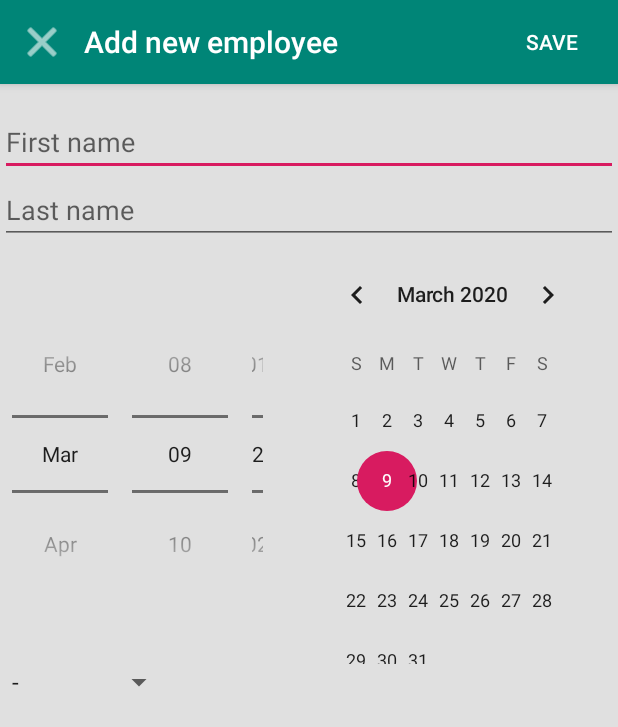
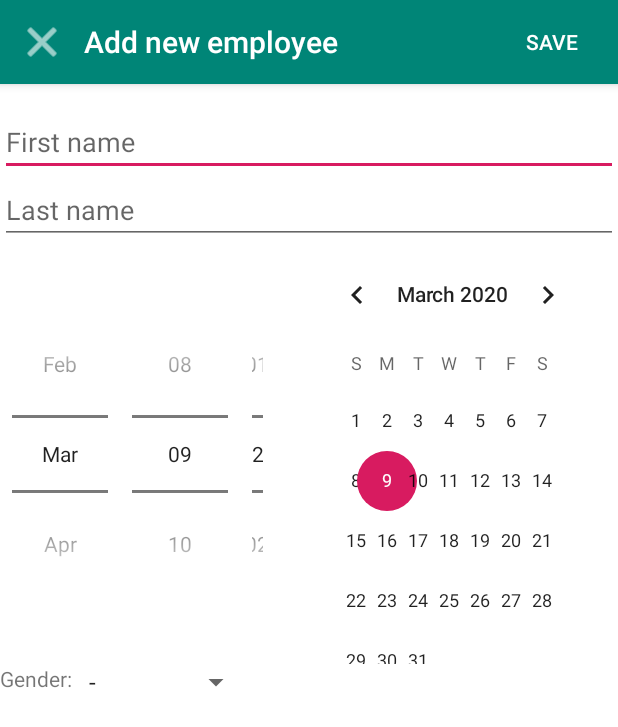
Before and after one commit to DawidLijewski/demo-android-db, an Android app: the layout add_employee_dialog.xml on its own in the app's theme, with its tools: preview values and no code run, on a phone screen of 412 x 824 dp. Shown: the top 727 px of the screen. Run offline under Robolectric (Android 15) with nearby library versions, the phone set to English and light mode, and no system bars.

Commit message:
Fix dialog styling

```diff
--- a/app/build.gradle
+++ b/app/build.gradle
@@ -23,6 +23,9 @@ dependencies {
     //Coroutines
     implementation coroutinesDependencies.values()
 
+    //Databinding
+    implementation androidDatabindingDependencies.values()
+
     // Dagger
     implementation daggerDependencies.values()
     kapt daggerKaptDependencies.values()
--- a/app/src/main/res/layout/add_employee_dialog.xml
+++ b/app/src/main/res/layout/add_employee_dialog.xml
@@ -17,7 +17,8 @@
         android:layout_width="match_parent"
         android:layout_height="match_parent"
         android:orientation="vertical"
-        android:fitsSystemWindows="true">
+        android:fitsSystemWindows="true"
+        android:background="@android:color/white">
 
         <com.google.android.material.appbar.AppBarLayout
             android:layout_width="match_parent"
@@ -73,41 +74,62 @@
             android:layout_width="match_parent"
             android:layout_height="match_parent">
 
-            <LinearLayout
+            <androidx.constraintlayout.widget.ConstraintLayout
                 android:layout_width="match_parent"
                 android:layout_height="wrap_content"
                 android:orientation="vertical">
 
+                <!-- First name -->
                 <EditText
                     android:id="@+id/firstname_edit_text"
                     style="@style/SearchDialogEditTextStyle"
                     android:hint="@string/firstname_hint"
-                    android:text="@={viewModel.firstName}">
+                    android:text="@={viewModel.firstName}"
+                    app:layout_constraintStart_toStartOf="parent"
+                    app:layout_constraintTop_toTopOf="parent">
                     <requestFocus />
                 </EditText>
 
+                <!-- Last name -->
                 <EditText
                     android:id="@+id/lastname_edit_text"
                     style="@style/SearchDialogEditTextStyle"
                     android:hint="@string/lastname_hint"
-                    android:text="@={viewModel.lastName}" />
+                    android:text="@={viewModel.lastName}"
+                    app:layout_constraintStart_toStartOf="parent"
+                    app:layout_constraintTop_toBottomOf="@id/firstname_edit_text"/>
 
+                <!-- Birthdate -->
                 <DatePicker
                     android:id="@+id/birthdate_date_picker"
                     android:layout_width="match_parent"
                     android:layout_height="wrap_content"
-                    android:datePickerMode="spinner" />
+                    android:datePickerMode="spinner"
+                    app:layout_constraintStart_toStartOf="parent"
+                    app:layout_constraintTop_toBottomOf="@id/lastname_edit_text"/>
+
+                <!-- Gender -->
+                <TextView
+                    android:id="@+id/gender_hint_text_view"
+                    android:layout_width="wrap_content"
+                    android:layout_height="wrap_content"
+                    android:text="@string/gender_hint"
+                    app:layout_constraintStart_toStartOf="parent"
+                    app:layout_constraintTop_toBottomOf="@id/birthdate_date_picker"/>
 
                 <Spinner
-                    android:id="@+id/gender_edit_text"
+                    android:id="@+id/gender_spinner"
                     android:layout_width="wrap_content"
                     android:layout_height="wrap_content"
                     android:entries="@array/genders"
                     android:selectedItemPosition="@={BindingUtils.genderToPosition(viewModel.gender)}"
-                    android:spinnerMode="dropdown" />
+                    android:spinnerMode="dropdown"
+                    app:layout_constraintStart_toEndOf="@id/gender_hint_text_view"
+                    app:layout_constraintTop_toBottomOf="@id/birthdate_date_picker"/>
 
                 <!-- Address -->
-            </LinearLayout>
+
+            </androidx.constraintlayout.widget.ConstraintLayout>
         </ScrollView>
     </LinearLayout>
 </layout>
--- a/app/src/main/res/values/strings.xml
+++ b/app/src/main/res/values/strings.xml
@@ -4,7 +4,7 @@
     <string name="firstname_hint">First name</string>
     <string name="lastname_hint">Last name</string>
     <string name="birthdate_hint">Birthdate</string>
-    <string name="gender_hint">Gender</string>
+    <string name="gender_hint">Gender:&#160;</string>
     <string name="gender_none">-</string>
     <string name="gender_male">Male</string>
     <string name="gender_female">Female</string>
--- a/buildsystem/android_commons.gradle
+++ b/buildsystem/android_commons.gradle
@@ -31,6 +31,10 @@ android {
         targetCompatibility JavaVersion.VERSION_1_8
     }
 
+    kotlinOptions {
+        jvmTarget = JavaVersion.VERSION_1_8.toString()
+    }
+
     testOptions {
         unitTests.returnDefaultValues = true
     }
--- a/buildsystem/dependencies.gradle
+++ b/buildsystem/dependencies.gradle
@@ -4,11 +4,14 @@ ext {
 
     appcompat_version = '1.1.0'
     core_ktx_version = '1.1.0'
+    fragment_ktx_version = '1.2.2'
     recyclerview_version = '1.0.0'
     material_version = '1.0.0'
     constraintlayout_version = '1.1.3'
 
     lifecycle_version = '2.2.0'
+
+    adapters_version ='3.6.1'
 
     timber_version = '4.7.1'
 
@@ -35,6 +38,7 @@ ext {
     androidXDependencies = [
             core           : "androidx.core:core-ktx:$core_ktx_version",
             appcompat      : "androidx.appcompat:appcompat:$appcompat_version",
+            fragment       : "androidx.fragment:fragment-ktx:$fragment_ktx_version",
             constraint     : "androidx.constraintlayout:constraintlayout:$constraintlayout_version",
             recycler       : "androidx.recyclerview:recyclerview:$recyclerview_version",
             lifecycle      : "androidx.lifecycle:lifecycle-extensions:$lifecycle_version",
@@ -49,6 +53,10 @@ ext {
 
     androidXKaptDependencies = [
             compiler: "androidx.lifecycle:lifecycle-compiler:$lifecycle_version"
+    ]
+
+    androidDatabindingDependencies = [
+            adapters : "com.android.databinding:adapters:$adapters_version"
     ]
 
     daggerDependencies = [
@@ -68,13 +76,13 @@ ext {
     ]
 
     roomDependencies = [
-            runtime : "androidx.room:room-runtime:$room_version",
-            ktx : "androidx.room:room-ktx:$room_version"
+            runtime: "androidx.room:room-runtime:$room_version",
+            ktx    : "androidx.room:room-ktx:$room_version"
             //coroutines : "androidx.room:room-coroutines:2.1.0-alpha04"
     ]
 
     roomKaptDependencies = [
-           roomKapt : "androidx.room:room-compiler:$room_version"
+            roomKapt: "androidx.room:room-compiler:$room_version"
     ]
 
     loggingDependencies = [
@@ -86,7 +94,7 @@ ext {
     ]
 
     gsonDependencies = [
-            gson : "com.google.code.gson:gson:$gson_version"
+            gson: "com.google.code.gson:gson:$gson_version"
     ]
 
     testDependencies = [
```
